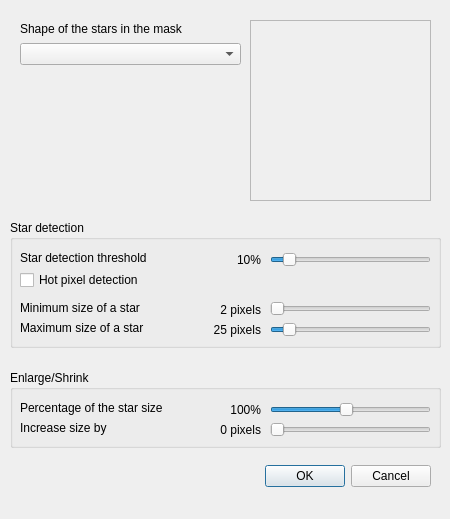
Old version of the form DeepSkyStacker/ui/StarMaskDlg.ui in the repository deepskystacker/DSS.
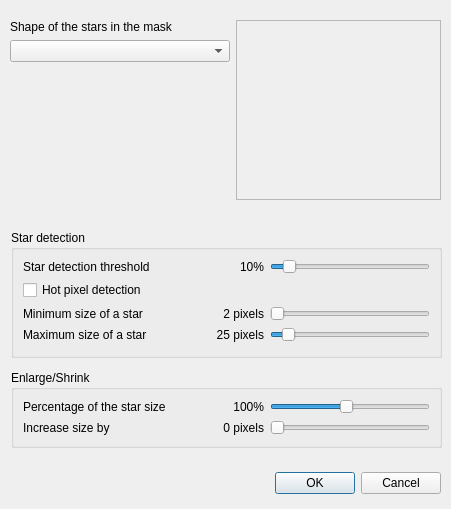
New version of the form.

Commit message: Add some layout control

Diff of the .ui file:
```diff
--- a/DeepSkyStacker/ui/StarMaskDlg.ui
+++ b/DeepSkyStacker/ui/StarMaskDlg.ui
@@ -6,8 +6,8 @@
    <rect>
     <x>0</x>
     <y>0</y>
-    <width>450</width>
-    <height>519</height>
+    <width>451</width>
+    <height>509</height>
    </rect>
   </property>
   <property name="windowTitle">
@@ -17,9 +17,9 @@
    <property name="geometry">
     <rect>
      <x>10</x>
-     <y>460</y>
-     <width>421</width>
-     <height>33</height>
+     <y>470</y>
+     <width>431</width>
+     <height>26</height>
     </rect>
    </property>
    <layout class="QHBoxLayout" name="horizontalLayout">
@@ -48,30 +48,11 @@
     </item>
    </layout>
   </widget>
-  <widget class="QLabel" name="starShapePreview">
-   <property name="geometry">
-    <rect>
-     <x>250</x>
-     <y>20</y>
-     <width>181</width>
-     <height>181</height>
-    </rect>
-   </property>
-   <property name="frameShape">
-    <enum>QFrame::Shape::StyledPanel</enum>
-   </property>
-   <property name="text">
-    <string notr="true"/>
-   </property>
-   <property name="alignment">
-    <set>Qt::AlignmentFlag::AlignCenter</set>
-   </property>
-  </widget>
   <widget class="QGroupBox" name="detectionGroup">
    <property name="geometry">
     <rect>
-     <x>10</x>
-     <y>220</y>
+     <x>11</x>
+     <y>230</y>
      <width>431</width>
      <height>128</height>
     </rect>
@@ -79,34 +60,44 @@
    <property name="title">
     <string>Star detection</string>
    </property>
+   <layout class="QGridLayout" name="gridLayout">
+    <item row="0" column="0">
    <widget class="QLabel" name="thresholdLabel">
-    <property name="geometry">
-     <rect>
-      <x>10</x>
-      <y>30</y>
-      <width>181</width>
-      <height>16</height>
-     </rect>
+      <property name="minimumSize">
+       <size>
+        <width>190</width>
+        <height>0</height>
+       </size>
     </property>
     <property name="text">
      <string>Star detection threshold</string>
     </property>
    </widget>
+    </item>
+    <item row="0" column="2">
+     <widget class="QLabel" name="threshold">
+      <property name="text">
+       <string notr="true">10%</string>
+      </property>
+      <property name="alignment">
+       <set>Qt::AlignmentFlag::AlignRight|Qt::AlignmentFlag::AlignTrailing|Qt::AlignmentFlag::AlignVCenter</set>
+      </property>
+     </widget>
+    </item>
+    <item row="0" column="3">
    <widget class="QSlider" name="thresholdSlider">
-    <property name="geometry">
-     <rect>
-      <x>260</x>
-      <y>30</y>
-      <width>161</width>
-      <height>20</height>
-     </rect>
-    </property>
     <property name="sizePolicy">
      <sizepolicy hsizetype="Fixed" vsizetype="Fixed">
       <horstretch>0</horstretch>
       <verstretch>0</verstretch>
      </sizepolicy>
     </property>
+      <property name="minimumSize">
+       <size>
+        <width>160</width>
+        <height>0</height>
+       </size>
+      </property>
     <property name="maximumSize">
      <size>
       <width>200</width>
@@ -126,41 +117,29 @@
      <enum>Qt::Orientation::Horizontal</enum>
     </property>
    </widget>
+    </item>
+    <item row="1" column="0" colspan="2">
    <widget class="QCheckBox" name="detectHotPixels">
-    <property name="geometry">
-     <rect>
-      <x>10</x>
-      <y>50</y>
-      <width>191</width>
-      <height>20</height>
-     </rect>
-    </property>
     <property name="text">
      <string comment="IDC_HOTPIXELS">Hot pixel detection</string>
     </property>
    </widget>
+    </item>
+    <item row="2" column="0">
    <widget class="QLabel" name="minSizeLabel">
-    <property name="geometry">
-     <rect>
-      <x>10</x>
-      <y>80</y>
-      <width>171</width>
-      <height>16</height>
-     </rect>
+      <property name="minimumSize">
+       <size>
+        <width>190</width>
+        <height>0</height>
+       </size>
     </property>
     <property name="text">
      <string>Minimum size of a star</string>
     </property>
    </widget>
+    </item>
+    <item row="2" column="2">
    <widget class="QLabel" name="minSize">
-    <property name="geometry">
-     <rect>
-      <x>200</x>
-      <y>80</y>
-      <width>51</width>
-      <height>20</height>
-     </rect>
-    </property>
     <property name="minimumSize">
      <size>
       <width>0</width>
@@ -174,28 +153,41 @@
      <set>Qt::AlignmentFlag::AlignRight|Qt::AlignmentFlag::AlignTrailing|Qt::AlignmentFlag::AlignVCenter</set>
     </property>
    </widget>
+    </item>
+    <item row="2" column="3">
+     <widget class="QSlider" name="minSizeSlider">
+      <property name="minimumSize">
+       <size>
+        <width>160</width>
+        <height>0</height>
+       </size>
+      </property>
+      <property name="minimum">
+       <number>2</number>
+      </property>
+      <property name="maximum">
+       <number>10</number>
+      </property>
+      <property name="orientation">
+       <enum>Qt::Orientation::Horizontal</enum>
+      </property>
+     </widget>
+    </item>
+    <item row="3" column="0">
    <widget class="QLabel" name="maxSizeLabel">
-    <property name="geometry">
-     <rect>
-      <x>10</x>
-      <y>100</y>
-      <width>171</width>
-      <height>16</height>
-     </rect>
+      <property name="minimumSize">
+       <size>
+        <width>190</width>
+        <height>0</height>
+       </size>
     </property>
     <property name="text">
      <string>Maximum size of a star</string>
     </property>
    </widget>
+    </item>
+    <item row="3" column="1" colspan="2">
    <widget class="QLabel" name="maxSize">
-    <property name="geometry">
-     <rect>
-      <x>190</x>
-      <y>100</y>
-      <width>61</width>
-      <height>20</height>
-     </rect>
-    </property>
     <property name="text">
      <string notr="true">25 pixels</string>
     </property>
@@ -203,21 +195,21 @@
      <set>Qt::AlignmentFlag::AlignRight|Qt::AlignmentFlag::AlignTrailing|Qt::AlignmentFlag::AlignVCenter</set>
     </property>
    </widget>
+    </item>
+    <item row="3" column="3">
    <widget class="QSlider" name="maxSizeSlider">
-    <property name="geometry">
-     <rect>
-      <x>260</x>
-      <y>100</y>
-      <width>161</width>
-      <height>20</height>
-     </rect>
-    </property>
     <property name="sizePolicy">
      <sizepolicy hsizetype="Fixed" vsizetype="Fixed">
       <horstretch>0</horstretch>
       <verstretch>0</verstretch>
      </sizepolicy>
     </property>
+      <property name="minimumSize">
+       <size>
+        <width>160</width>
+        <height>0</height>
+       </size>
+      </property>
     <property name="maximumSize">
      <size>
       <width>200</width>
@@ -237,46 +229,13 @@
      <enum>Qt::Orientation::Horizontal</enum>
     </property>
    </widget>
-   <widget class="QLabel" name="threshold">
-    <property name="geometry">
-     <rect>
-      <x>210</x>
-      <y>30</y>
-      <width>41</width>
-      <height>20</height>
-     </rect>
-    </property>
-    <property name="text">
-     <string notr="true">10%</string>
-    </property>
-    <property name="alignment">
-     <set>Qt::AlignmentFlag::AlignRight|Qt::AlignmentFlag::AlignTrailing|Qt::AlignmentFlag::AlignVCenter</set>
-    </property>
-   </widget>
-   <widget class="QSlider" name="minSizeSlider">
-    <property name="geometry">
-     <rect>
-      <x>260</x>
-      <y>80</y>
-      <width>161</width>
-      <height>18</height>
-     </rect>
-    </property>
-    <property name="minimum">
-     <number>2</number>
-    </property>
-    <property name="maximum">
-     <number>10</number>
-    </property>
-    <property name="orientation">
-     <enum>Qt::Orientation::Horizontal</enum>
-    </property>
-   </widget>
+    </item>
+   </layout>
   </widget>
   <widget class="QGroupBox" name="adjustmentGroup">
    <property name="geometry">
     <rect>
-     <x>10</x>
+     <x>11</x>
      <y>370</y>
      <width>431</width>
      <height>78</height>
@@ -285,50 +244,44 @@
    <property name="title">
     <string>Enlarge/Shrink</string>
    </property>
-   <widget class="QLabel" name="percent">
-    <property name="geometry">
-     <rect>
-      <x>190</x>
-      <y>30</y>
-      <width>61</width>
-      <height>20</height>
-     </rect>
-    </property>
-    <property name="text">
-     <string notr="true">100%</string>
-    </property>
-    <property name="alignment">
-     <set>Qt::AlignmentFlag::AlignRight|Qt::AlignmentFlag::AlignTrailing|Qt::AlignmentFlag::AlignVCenter</set>
-    </property>
-   </widget>
+   <layout class="QGridLayout" name="gridLayout_2">
+    <item row="0" column="0" colspan="2">
    <widget class="QLabel" name="percentLabel">
-    <property name="geometry">
-     <rect>
-      <x>10</x>
-      <y>30</y>
-      <width>191</width>
-      <height>16</height>
-     </rect>
+      <property name="minimumSize">
+       <size>
+        <width>190</width>
+        <height>0</height>
+       </size>
     </property>
     <property name="text">
      <string>Percentage of the star size</string>
     </property>
    </widget>
+    </item>
+    <item row="0" column="2">
+     <widget class="QLabel" name="percent">
+      <property name="text">
+       <string notr="true">100%</string>
+      </property>
+      <property name="alignment">
+       <set>Qt::AlignmentFlag::AlignRight|Qt::AlignmentFlag::AlignTrailing|Qt::AlignmentFlag::AlignVCenter</set>
+      </property>
+     </widget>
+    </item>
+    <item row="0" column="3">
    <widget class="QSlider" name="percentSlider">
-    <property name="geometry">
-     <rect>
-      <x>260</x>
-      <y>30</y>
-      <width>161</width>
-      <height>20</height>
-     </rect>
-    </property>
     <property name="sizePolicy">
      <sizepolicy hsizetype="Fixed" vsizetype="Fixed">
       <horstretch>0</horstretch>
       <verstretch>0</verstretch>
      </sizepolicy>
     </property>
+      <property name="minimumSize">
+       <size>
+        <width>160</width>
+        <height>0</height>
+       </size>
+      </property>
     <property name="maximumSize">
      <size>
       <width>200</width>
@@ -348,50 +301,44 @@
      <enum>Qt::Orientation::Horizontal</enum>
     </property>
    </widget>
-   <widget class="QLabel" name="pixels">
-    <property name="geometry">
-     <rect>
-      <x>180</x>
-      <y>50</y>
-      <width>71</width>
-      <height>20</height>
-     </rect>
-    </property>
-    <property name="text">
-     <string notr="true">0 pixels</string>
-    </property>
-    <property name="alignment">
-     <set>Qt::AlignmentFlag::AlignRight|Qt::AlignmentFlag::AlignTrailing|Qt::AlignmentFlag::AlignVCenter</set>
-    </property>
-   </widget>
+    </item>
+    <item row="1" column="0">
    <widget class="QLabel" name="pixelLabel">
-    <property name="geometry">
-     <rect>
-      <x>10</x>
-      <y>50</y>
-      <width>181</width>
-      <height>16</height>
-     </rect>
+      <property name="minimumSize">
+       <size>
+        <width>190</width>
+        <height>0</height>
+       </size>
     </property>
     <property name="text">
      <string>Increase size by  </string>
     </property>
    </widget>
+    </item>
+    <item row="1" column="1" colspan="2">
+     <widget class="QLabel" name="pixels">
+      <property name="text">
+       <string notr="true">0 pixels</string>
+      </property>
+      <property name="alignment">
+       <set>Qt::AlignmentFlag::AlignRight|Qt::AlignmentFlag::AlignTrailing|Qt::AlignmentFlag::AlignVCenter</set>
+      </property>
+     </widget>
+    </item>
+    <item row="1" column="3">
    <widget class="QSlider" name="pixelsSlider">
-    <property name="geometry">
-     <rect>
-      <x>260</x>
-      <y>50</y>
-      <width>161</width>
-      <height>20</height>
-     </rect>
-    </property>
     <property name="sizePolicy">
      <sizepolicy hsizetype="Fixed" vsizetype="Fixed">
       <horstretch>0</horstretch>
       <verstretch>0</verstretch>
      </sizepolicy>
     </property>
+      <property name="minimumSize">
+       <size>
+        <width>160</width>
+        <height>0</height>
+       </size>
+      </property>
     <property name="maximumSize">
      <size>
       <width>200</width>
@@ -408,19 +355,35 @@
      <enum>Qt::Orientation::Horizontal</enum>
     </property>
    </widget>
+    </item>
+   </layout>
   </widget>
-  <widget class="QWidget" name="layoutWidget">
+  <widget class="QWidget" name="">
    <property name="geometry">
     <rect>
-     <x>20</x>
+     <x>10</x>
      <y>20</y>
-     <width>221</width>
-     <height>45</height>
+     <width>431</width>
+     <height>182</height>
     </rect>
    </property>
+   <layout class="QFormLayout" name="formLayout">
+    <item row="0" column="0">
    <layout class="QVBoxLayout" name="verticalLayout">
     <item>
      <widget class="QLabel" name="starShapeLabel">
+        <property name="sizePolicy">
+         <sizepolicy hsizetype="Preferred" vsizetype="Fixed">
+          <horstretch>0</horstretch>
+          <verstretch>0</verstretch>
+         </sizepolicy>
+        </property>
+        <property name="minimumSize">
+         <size>
+          <width>220</width>
+          <height>0</height>
+         </size>
+        </property>
       <property name="text">
        <string>Shape of the stars in the mask</string>
       </property>
@@ -428,6 +391,27 @@
     </item>
     <item>
      <widget class="QComboBox" name="starShape"/>
+      </item>
+     </layout>
+    </item>
+    <item row="0" column="1">
+     <widget class="QLabel" name="starShapePreview">
+      <property name="minimumSize">
+       <size>
+        <width>180</width>
+        <height>180</height>
+       </size>
+      </property>
+      <property name="frameShape">
+       <enum>QFrame::Shape::StyledPanel</enum>
+      </property>
+      <property name="text">
+       <string notr="true"/>
+      </property>
+      <property name="alignment">
+       <set>Qt::AlignmentFlag::AlignCenter</set>
+      </property>
+     </widget>
     </item>
    </layout>
   </widget>
```
Lines whose indentation alone changed are shown as unchanged.
